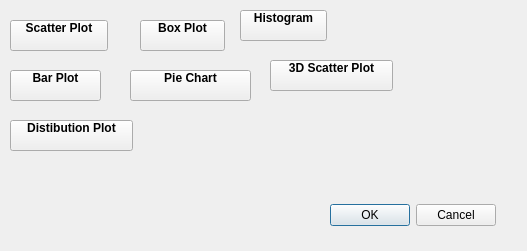
Qt form ui/data_plot_dialog_base.ui (lucacasagrande/DataPlot) before a commit.
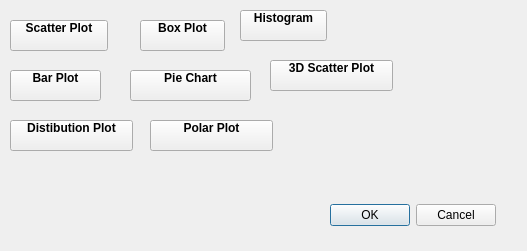
The same form after that commit.

Commit message: New Polar plot

What changed in the file:
```diff
--- a/ui/data_plot_dialog_base.ui
+++ b/ui/data_plot_dialog_base.ui
@@ -229,6 +229,34 @@
     </size>
    </property>
   </widget>
+  <widget class="QPushButton" name="polarButton">
+   <property name="geometry">
+    <rect>
+     <x>150</x>
+     <y>120</y>
+     <width>123</width>
+     <height>31</height>
+    </rect>
+   </property>
+   <property name="font">
+    <font>
+     <weight>75</weight>
+     <bold>true</bold>
+    </font>
+   </property>
+   <property name="styleSheet">
+    <string notr="true">text-align: top</string>
+   </property>
+   <property name="text">
+    <string>Polar Plot</string>
+   </property>
+   <property name="iconSize">
+    <size>
+     <width>128</width>
+     <height>128</height>
+    </size>
+   </property>
+  </widget>
  </widget>
  <resources>
   <include location="../resources.qrc"/>
```
The commit also changes 3 other files.
